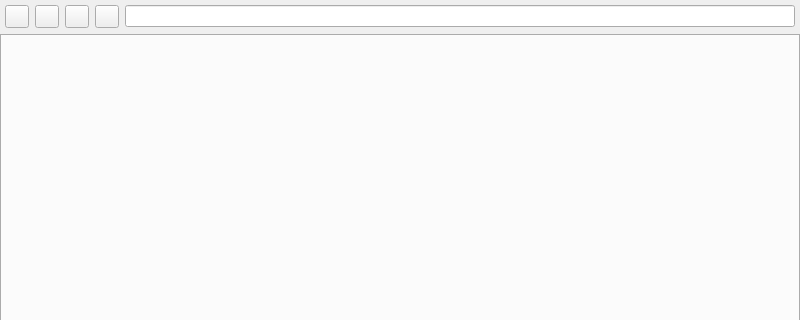
Above: 2.x/UI/dooble.ui from textbrowser/dooble before the change; both pictures show x 0 to 800 and y 0 to 320 of the 800 by 600 pixel window. Below: the same form after it.
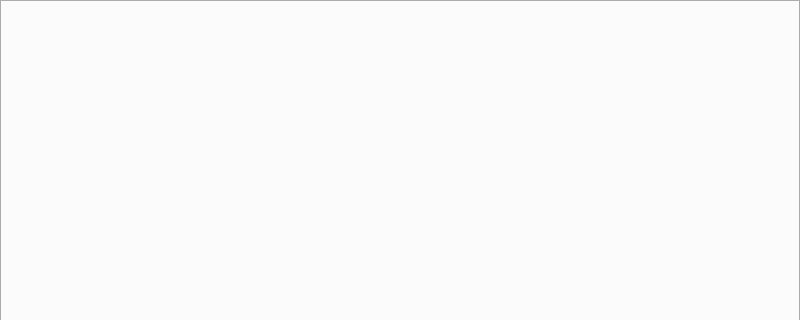
That is the form after the change.

What changed in the file:
```diff
--- a/2.x/UI/dooble.ui
+++ b/2.x/UI/dooble.ui
@@ -19,7 +19,7 @@
      <number>0</number>
     </property>
     <property name="topMargin">
-     <number>5</number>
+     <number>0</number>
     </property>
     <property name="rightMargin">
      <number>0</number>
@@ -27,47 +27,6 @@
     <property name="bottomMargin">
      <number>0</number>
     </property>
-    <item>
-     <layout class="QHBoxLayout" name="horizontalLayout">
-      <property name="leftMargin">
-       <number>5</number>
-      </property>
-      <property name="rightMargin">
-       <number>5</number>
-      </property>
-      <item>
-       <widget class="QToolButton" name="menu">
-        <property name="text">
-         <string/>
-        </property>
-       </widget>
-      </item>
-      <item>
-       <widget class="QToolButton" name="backward">
-        <property name="text">
-         <string/>
-        </property>
-       </widget>
-      </item>
-      <item>
-       <widget class="QToolButton" name="forward">
-        <property name="text">
-         <string/>
-        </property>
-       </widget>
-      </item>
-      <item>
-       <widget class="QToolButton" name="reload">
-        <property name="text">
-         <string/>
-        </property>
-       </widget>
-      </item>
-      <item>
-       <widget class="QLineEdit" name="address"/>
-      </item>
-     </layout>
-    </item>
     <item>
      <widget class="QTabWidget" name="tab"/>
     </item>
```
Left out of the diff: 5 changed lines with no effect on the pictures.
